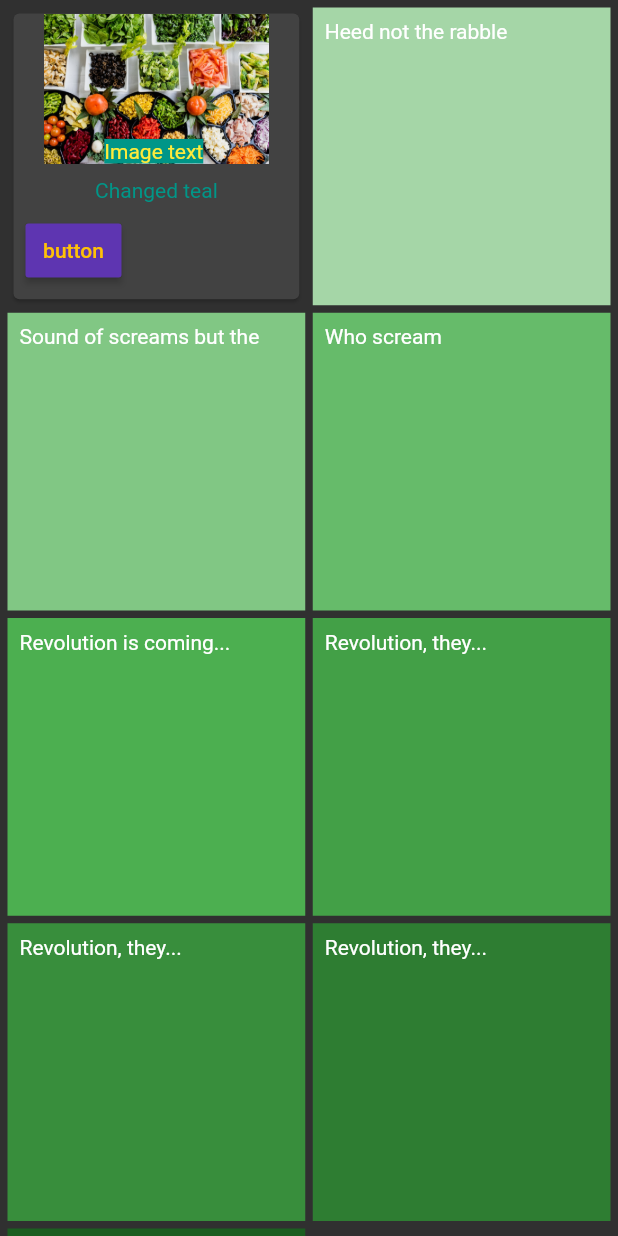
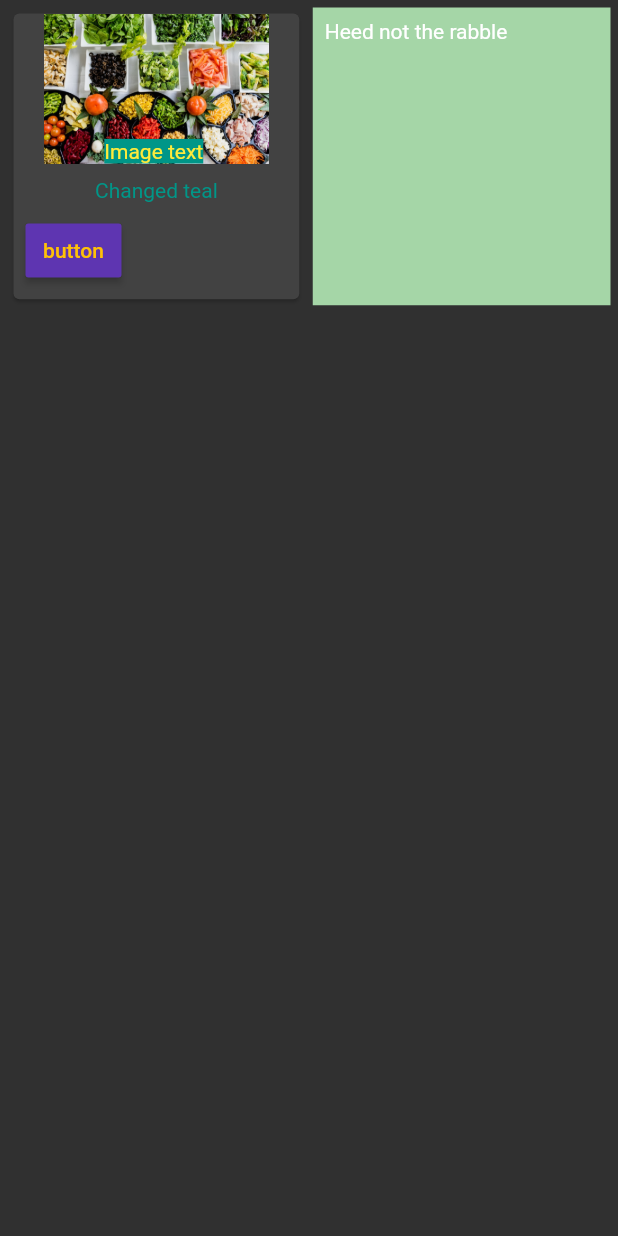
Before and after one commit to viktoriayatsiv/movies, a Flutter app: the PageWidget0 widget shown alone on an empty page, opened directly, on a phone screen of 412 x 824 dp. Run offline on Flutter 3.47's test engine with Material 2 defaults, Android fonts, the phone set to English and light mode, and no system bars.

Commit message:
add launch

```diff
--- a/lib/pages/page_0.dart
+++ b/lib/pages/page_0.dart
@@ -20,41 +20,6 @@ class PageWidget0 extends StatelessWidget {
                 child: const Text('Heed not the rabble'),
                 color: Colors.green[200],
               ),
-              Container(
-                padding: const EdgeInsets.all(8),
-                child: const Text('Sound of screams but the'),
-                color: Colors.green[300],
-              ),
-              Container(
-                padding: const EdgeInsets.all(8),
-                child: const Text('Who scream'),
-                color: Colors.green[400],
-              ),
-              Container(
-                padding: const EdgeInsets.all(8),
-                child: const Text('Revolution is coming...'),
-                color: Colors.green[500],
-              ),
-              Container(
-                padding: const EdgeInsets.all(8),
-                child: const Text('Revolution, they...'),
-                color: Colors.green[600],
-              ),
-              Container(
-                padding: const EdgeInsets.all(8),
-                child: const Text('Revolution, they...'),
-                color: Colors.green[700],
-              ),
-              Container(
-                padding: const EdgeInsets.all(8),
-                child: const Text('Revolution, they...'),
-                color: Colors.green[800],
-              ),
-              Container(
-                padding: const EdgeInsets.all(8),
-                child: const Text('Revolution, they...'),
-                color: Colors.green[900],
-              ),
             ],
           ),
         ),
```
